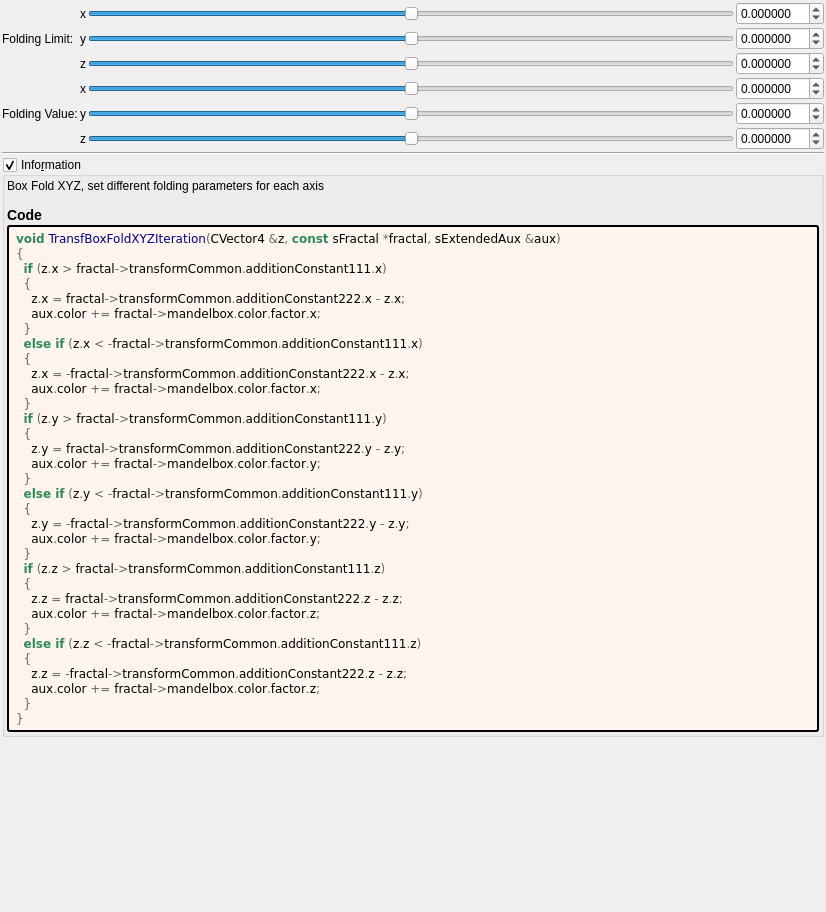
Before: the Qt Designer form mandelbulber2/formula/ui/fractal_transf_box_fold_xyz.ui in buddhi1980/mandelbulber2, drawn with Qt 5.
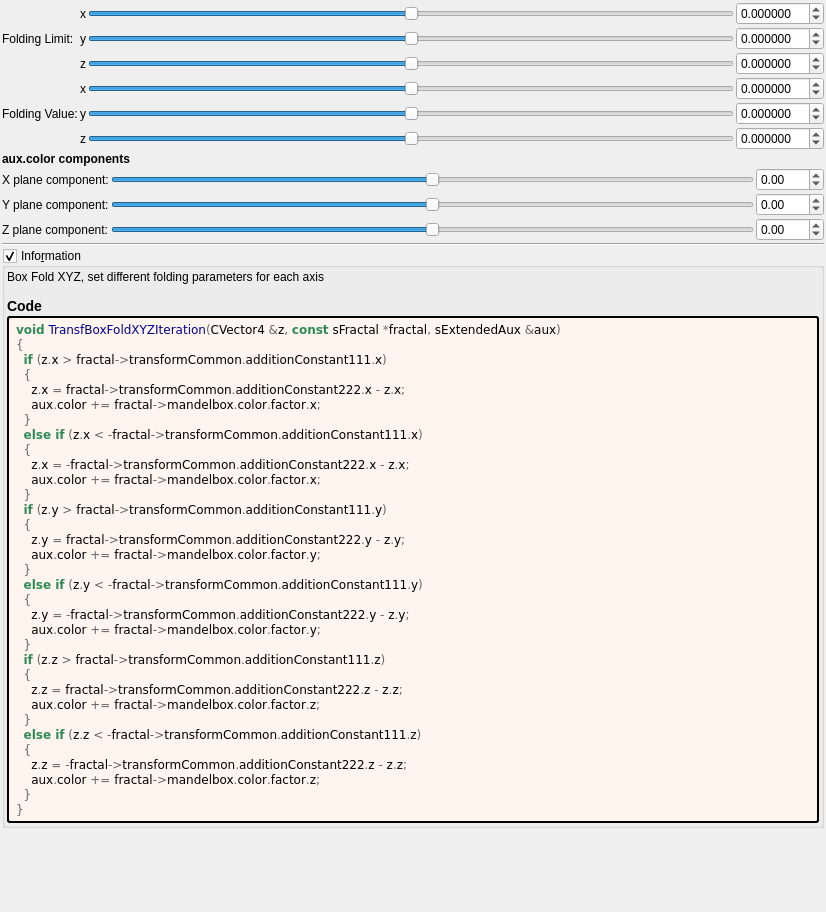
After: the same form once the commit is applied. Custom widgets are drawn as their Qt base class.

Commit message: more general color updates and fixes

```diff
--- a/mandelbulber2/formula/ui/fractal_transf_box_fold_xyz.ui
+++ b/mandelbulber2/formula/ui/fractal_transf_box_fold_xyz.ui
@@ -392,6 +392,197 @@
      </item>
     </layout>
    </item>
+   <item>
+    <layout class="QGridLayout" name="gridLayout_13">
+     <property name="spacing">
+      <number>2</number>
+     </property>
+     <item row="4" column="2">
+      <widget class="MyDoubleSpinBox" name="spinbox3_mandelbox_color_z">
+       <property name="sizePolicy">
+        <sizepolicy hsizetype="Minimum" vsizetype="Maximum">
+         <horstretch>0</horstretch>
+         <verstretch>0</verstretch>
+        </sizepolicy>
+       </property>
+       <property name="prefix">
+        <string/>
+       </property>
+       <property name="suffix">
+        <string/>
+       </property>
+       <property name="decimals">
+        <number>2</number>
+       </property>
+       <property name="minimum">
+        <double>-100.000000000000000</double>
+       </property>
+       <property name="maximum">
+        <double>100.000000000000000</double>
+       </property>
+       <property name="singleStep">
+        <double>0.100000000000000</double>
+       </property>
+      </widget>
+     </item>
+     <item row="2" column="0">
+      <widget class="QLabel" name="label_25">
+       <property name="text">
+        <string>X plane component:</string>
+       </property>
+      </widget>
+     </item>
+     <item row="4" column="1">
+      <widget class="QSlider" name="slider3_mandelbox_color_z">
+       <property name="sizePolicy">
+        <sizepolicy hsizetype="Expanding" vsizetype="Maximum">
+         <horstretch>0</horstretch>
+         <verstretch>0</verstretch>
+        </sizepolicy>
+       </property>
+       <property name="minimum">
+        <number>-500</number>
+       </property>
+       <property name="maximum">
+        <number>500</number>
+       </property>
+       <property name="singleStep">
+        <number>1</number>
+       </property>
+       <property name="orientation">
+        <enum>Qt::Horizontal</enum>
+       </property>
+      </widget>
+     </item>
+     <item row="2" column="1">
+      <widget class="QSlider" name="slider3_mandelbox_color_x">
+       <property name="sizePolicy">
+        <sizepolicy hsizetype="Expanding" vsizetype="Maximum">
+         <horstretch>0</horstretch>
+         <verstretch>0</verstretch>
+        </sizepolicy>
+       </property>
+       <property name="minimum">
+        <number>-500</number>
+       </property>
+       <property name="maximum">
+        <number>500</number>
+       </property>
+       <property name="singleStep">
+        <number>1</number>
+       </property>
+       <property name="orientation">
+        <enum>Qt::Horizontal</enum>
+       </property>
+      </widget>
+     </item>
+     <item row="2" column="2">
+      <widget class="MyDoubleSpinBox" name="spinbox3_mandelbox_color_x">
+       <property name="sizePolicy">
+        <sizepolicy hsizetype="Minimum" vsizetype="Maximum">
+         <horstretch>0</horstretch>
+         <verstretch>0</verstretch>
+        </sizepolicy>
+       </property>
+       <property name="prefix">
+        <string/>
+       </property>
+       <property name="suffix">
+        <string/>
+       </property>
+       <property name="decimals">
+        <number>2</number>
+       </property>
+       <property name="minimum">
+        <double>-100.000000000000000</double>
+       </property>
+       <property name="maximum">
+        <double>100.000000000000000</double>
+       </property>
+       <property name="singleStep">
+        <double>0.100000000000000</double>
+       </property>
+      </widget>
+     </item>
+     <item row="3" column="0">
+      <widget class="QLabel" name="label_26">
+       <property name="text">
+        <string>Y plane component:</string>
+       </property>
+      </widget>
+     </item>
+     <item row="3" column="1">
+      <widget class="QSlider" name="slider3_mandelbox_color_y">
+       <property name="sizePolicy">
+        <sizepolicy hsizetype="Expanding" vsizetype="Maximum">
+         <horstretch>0</horstretch>
+         <verstretch>0</verstretch>
+        </sizepolicy>
+       </property>
+       <property name="minimum">
+        <number>-500</number>
+       </property>
+       <property name="maximum">
+        <number>500</number>
+       </property>
+       <property name="singleStep">
+        <number>1</number>
+       </property>
+       <property name="orientation">
+        <enum>Qt::Horizontal</enum>
+       </property>
+      </widget>
+     </item>
+     <item row="4" column="0">
+      <widget class="QLabel" name="label_30">
+       <property name="text">
+        <string>Z plane component:</string>
+       </property>
+      </widget>
+     </item>
+     <item row="3" column="2">
+      <widget class="MyDoubleSpinBox" name="spinbox3_mandelbox_color_y">
+       <property name="sizePolicy">
+        <sizepolicy hsizetype="Minimum" vsizetype="Maximum">
+         <horstretch>0</horstretch>
+         <verstretch>0</verstretch>
+        </sizepolicy>
+       </property>
+       <property name="prefix">
+        <string/>
+       </property>
+       <property name="suffix">
+        <string/>
+       </property>
+       <property name="decimals">
+        <number>2</number>
+       </property>
+       <property name="minimum">
+        <double>-100.000000000000000</double>
+       </property>
+       <property name="maximum">
+        <double>100.000000000000000</double>
+       </property>
+       <property name="singleStep">
+        <double>0.100000000000000</double>
+       </property>
+      </widget>
+     </item>
+     <item row="0" column="0" colspan="2">
+      <widget class="QLabel" name="label_70">
+       <property name="font">
+        <font>
+         <weight>75</weight>
+         <bold>true</bold>
+        </font>
+       </property>
+       <property name="text">
+        <string>aux.color components</string>
+       </property>
+      </widget>
+     </item>
+    </layout>
+   </item>
    <item>
     <widget class="Line" name="line_30">
      <property name="orientation">
@@ -517,17 +708,17 @@
   </layout>
  </widget>
  <customwidgets>
-  <customwidget>
-   <class>MyDoubleSpinBox</class>
-   <extends>QDoubleSpinBox</extends>
-   <header>my_double_spin_box.h</header>
-  </customwidget>
   <customwidget>
    <class>MyGroupBox</class>
    <extends>QGroupBox</extends>
    <header>my_group_box.h</header>
    <container>1</container>
   </customwidget>
+  <customwidget>
+   <class>MyDoubleSpinBox</class>
+   <extends>QDoubleSpinBox</extends>
+   <header>my_double_spin_box.h</header>
+  </customwidget>
  </customwidgets>
  <tabstops>
   <tabstop>slider3_transf_addition_constant_111_x</tabstop>
```
Left out of the diff: 8 changed lines with no effect on the pictures. Lines whose indentation alone changed are shown as unchanged. The commit also changes 6 other files.
